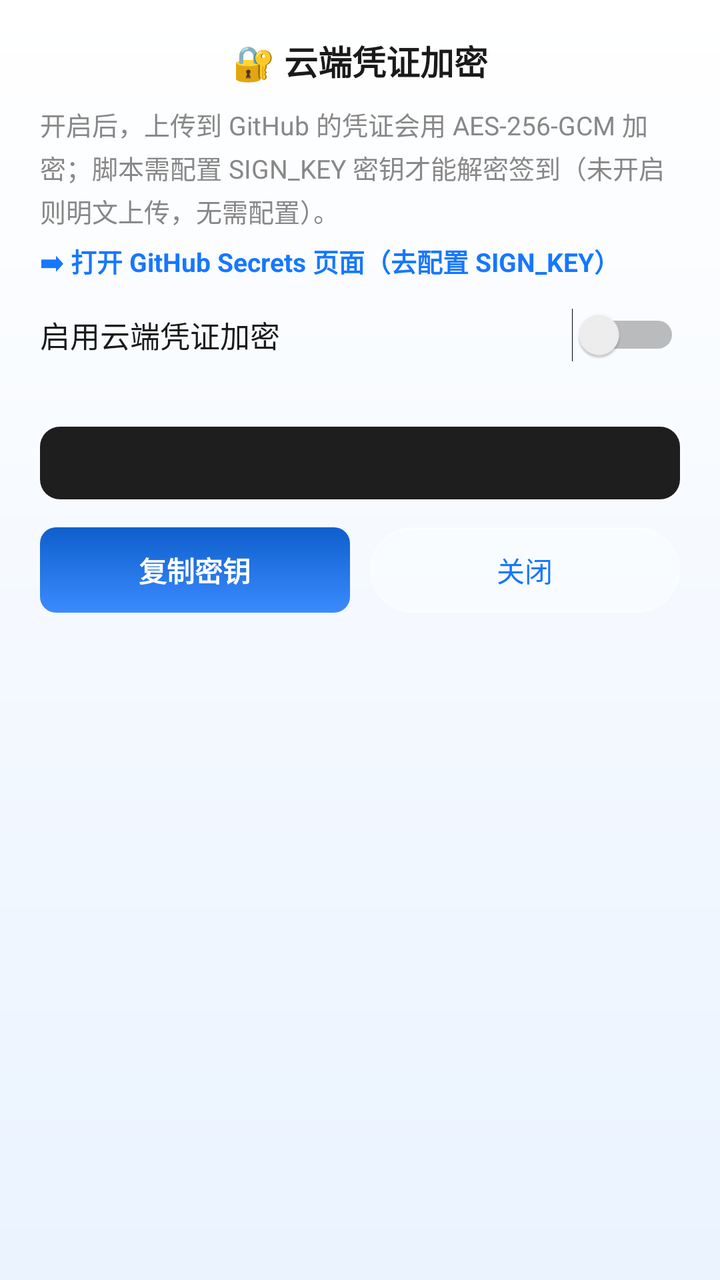
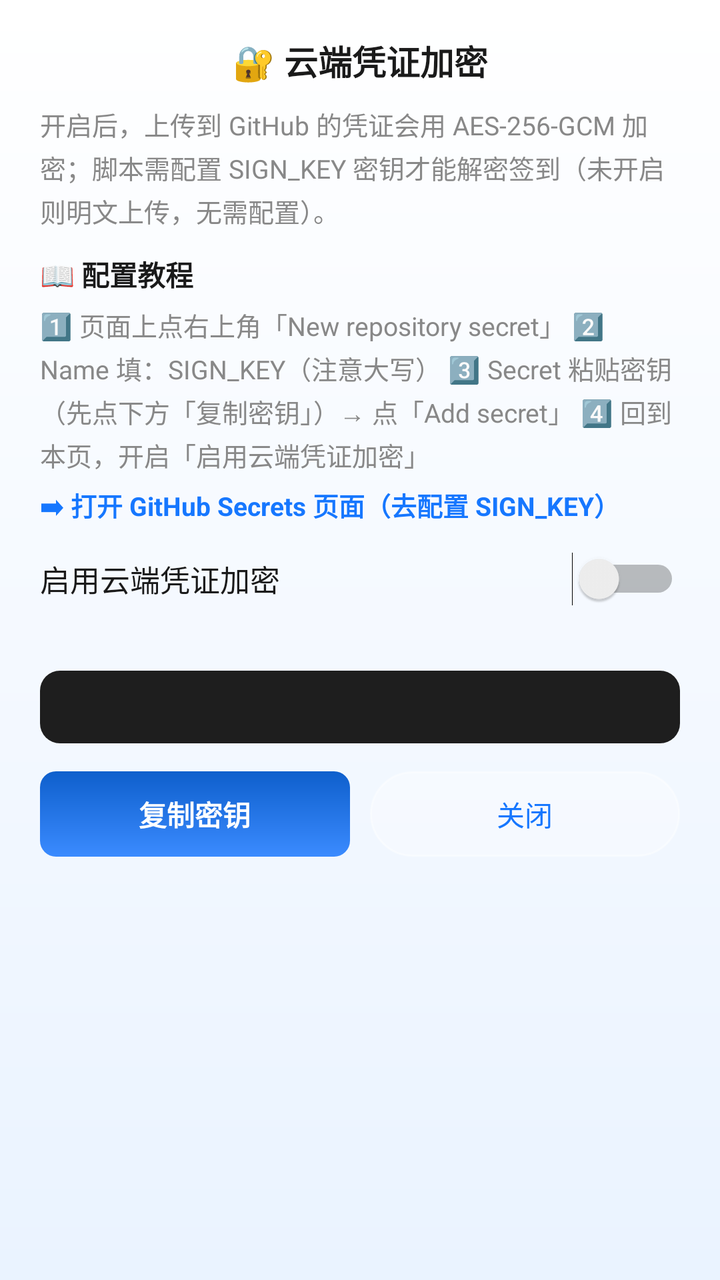

Before-and-after screenshots of an Android layout around one commit, followed by the original layout XML and the change that was made.
<!-- AndroidManifest.xml: application theme Theme.SignApp -->
<!-- res/layout/dialog_crypto.xml -->
<?xml version="1.0" encoding="utf-8"?>
<LinearLayout xmlns:android="http://schemas.android.com/apk/res/android"
    android:layout_width="match_parent"
    android:layout_height="wrap_content"
    android:orientation="vertical"
    android:background="@drawable/bg_dialog_light"
    android:paddingTop="18dp"
    android:paddingLeft="20dp"
    android:paddingRight="20dp"
    android:paddingBottom="16dp">

    <TextView
        android:layout_width="match_parent"
        android:layout_height="wrap_content"
        android:gravity="center"
        android:text="🔐 云端凭证加密"
        android:textColor="@color/text_primary"
        android:textSize="17sp"
        android:textStyle="bold" />

    <TextView
        android:layout_width="match_parent"
        android:layout_height="wrap_content"
        android:layout_marginTop="10dp"
        android:text="开启后，上传到 GitHub 的凭证会用 AES-256-GCM 加密；脚本需配置 SIGN_KEY 密钥才能解密签到（未开启则明文上传，无需配置）。"
        android:textColor="@color/gray"
        android:textSize="13sp"
        android:lineSpacingExtra="3dp" />

    
    <TextView
        android:id="@+id/btnOpenSecrets"
        android:layout_width="wrap_content"
        android:layout_height="wrap_content"
        android:layout_marginTop="6dp"
        android:text="➡ 打开 GitHub Secrets 页面（去配置 SIGN_KEY）"
        android:textColor="@color/primary"
        android:textSize="13sp"
        android:textStyle="bold" />

    <Switch
        android:id="@+id/switchCrypto"
        android:layout_width="match_parent"
        android:layout_height="wrap_content"
        android:layout_marginTop="14dp"
        android:text="启用云端凭证加密"
        android:textColor="@color/text_primary"
        android:textSize="15sp" />

    <TextView
        android:id="@+id/tvCryptoHint"
        android:layout_width="match_parent"
        android:layout_height="wrap_content"
        android:layout_marginTop="4dp"
        android:text=""
        android:textColor="@color/gray"
        android:textSize="12sp"
        android:lineSpacingExtra="2dp" />

    <TextView
        android:id="@+id/tvCryptoKey"
        android:layout_width="match_parent"
        android:layout_height="wrap_content"
        android:layout_marginTop="12dp"
        android:background="@drawable/bg_terminal_window"
        android:padding="10dp"
        android:text=""
        android:textColor="@color/terminal_green"
        android:textSize="12sp"
        android:fontFamily="monospace"
        android:lineSpacingExtra="2dp" />

    <LinearLayout
        android:layout_width="match_parent"
        android:layout_height="wrap_content"
        android:layout_marginTop="14dp"
        android:orientation="horizontal">

        <TextView
            android:id="@+id/btnCopyKey"
            android:layout_width="0dp"
            android:layout_height="wrap_content"
            android:layout_weight="1"
            android:background="@drawable/bg_btn_gradient"
            android:gravity="center"
            android:padding="11dp"
            android:text="复制密钥"
            android:textColor="@color/white"
            android:textSize="14sp"
            android:textStyle="bold" />

        <TextView
            android:id="@+id/btnCryptoClose"
            android:layout_width="0dp"
            android:layout_height="wrap_content"
            android:layout_weight="1"
            android:layout_marginStart="10dp"
            android:background="@drawable/bg_badge"
            android:gravity="center"
            android:padding="11dp"
            android:text="关闭"
            android:textColor="@color/primary"
            android:textSize="14sp" />
    </LinearLayout>
</LinearLayout>
<!-- resources referenced by this layout -->
<resources>
  <color name="gray">#888888</color>
  <color name="primary">#1677FF</color>
  <color name="terminal_green">#4EC9B0</color>
  <color name="text_primary">#1A1A1A</color>
  <color name="white">#FFFFFF</color>
  <!-- drawable bg_badge (drawable) -->
  <?xml version="1.0" encoding="utf-8"?>
  <shape xmlns:android="http://schemas.android.com/apk/res/android">
      <solid android:color="#40FFFFFF" />
      <corners android:radius="999dp" />
      <stroke android:width="1dp" android:color="#66FFFFFF" />
  </shape>
  <!-- drawable bg_btn_gradient (drawable) -->
  <?xml version="1.0" encoding="utf-8"?>
  <shape xmlns:android="http://schemas.android.com/apk/res/android"
      android:shape="rectangle">
      <gradient
          android:angle="90"
          android:startColor="#3B8BFF"
          android:endColor="#0E5FCC" />
      <corners android:radius="8dp" />
  </shape>
  <!-- drawable bg_dialog_light (drawable) -->
  <?xml version="1.0" encoding="utf-8"?>
  <shape xmlns:android="http://schemas.android.com/apk/res/android"
      android:shape="rectangle">
      <gradient
          android:angle="270"
          android:startColor="@color/surface_start"
          android:endColor="@color/surface_end" />
  </shape>
  <!-- drawable bg_terminal_window (drawable) -->
  <?xml version="1.0" encoding="utf-8"?>
  <shape xmlns:android="http://schemas.android.com/apk/res/android"
      android:shape="rectangle">
      <solid android:color="#1E1E1E" />
      <corners android:radius="10dp" />
  </shape>
  <style name="Theme.SignApp" parent="Theme.MaterialComponents.DayNight.NoActionBar">
          <item name="colorPrimary">@color/primary</item>
          <item name="colorPrimaryVariant">@color/primary_dark</item>
          <item name="colorOnPrimary">@color/white</item>
          <item name="android:statusBarColor">@color/gradient_start</item>
          <item name="android:windowBackground">@color/white</item>
      </style>
  <color name="surface_start">#FFFFFF</color>
  <color name="surface_end">#EAF3FF</color>
  <color name="primary_dark">#0E5FCC</color>
  <color name="gradient_start">#3B8BFF</color>
</resources>

<!-- the commit's change to res/layout/dialog_crypto.xml (unified diff, before → after) -->
@@ -23,6 +23,27 @@
         android:layout_height="wrap_content"
         android:layout_marginTop="10dp"
         android:text="开启后，上传到 GitHub 的凭证会用 AES-256-GCM 加密；脚本需配置 SIGN_KEY 密钥才能解密签到（未开启则明文上传，无需配置）。"
+        android:textColor="@color/gray"
+        android:textSize="13sp"
+        android:lineSpacingExtra="3dp" />
+
+    <TextView
+        android:layout_width="match_parent"
+        android:layout_height="wrap_content"
+        android:layout_marginTop="12dp"
+        android:text="📖 配置教程"
+        android:textColor="@color/text_primary"
+        android:textSize="14sp"
+        android:textStyle="bold" />
+
+    <TextView
+        android:layout_width="match_parent"
+        android:layout_height="wrap_content"
+        android:layout_marginTop="6dp"
+        android:text="1️⃣ 页面上点右上角「New repository secret」
+2️⃣ Name 填：SIGN_KEY（注意大写）
+3️⃣ Secret 粘贴密钥（先点下方「复制密钥」）→ 点「Add secret」
+4️⃣ 回到本页，开启「启用云端凭证加密」"
         android:textColor="@color/gray"
         android:textSize="13sp"
         android:lineSpacingExtra="3dp" />
